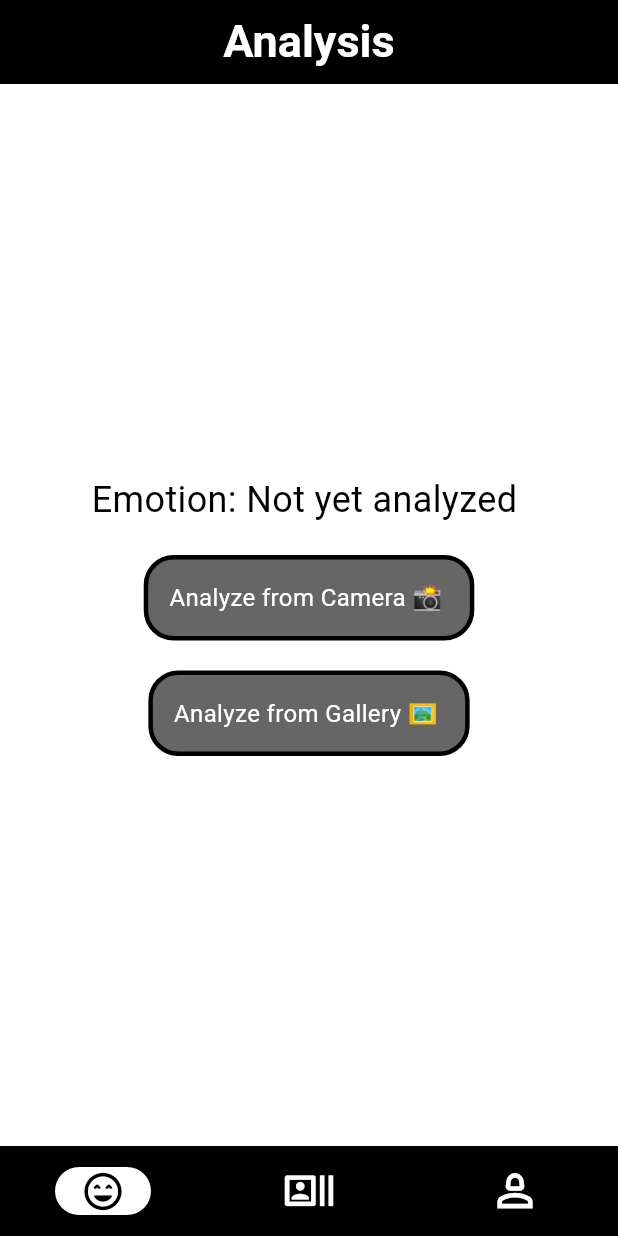
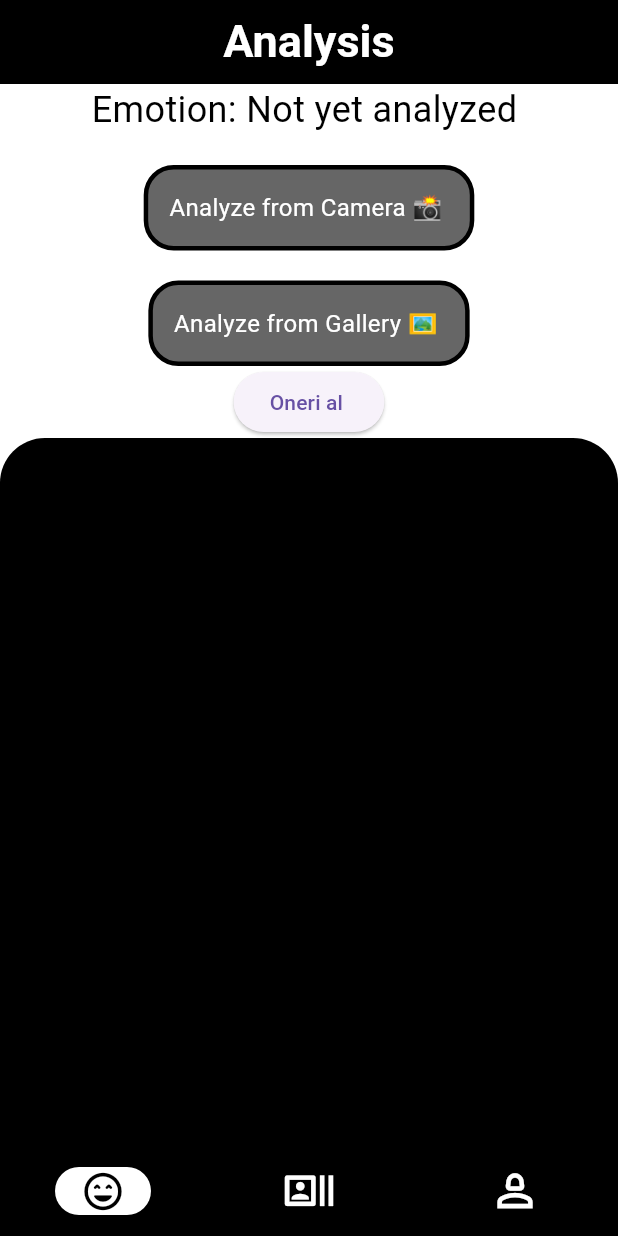
Before and after one commit to AzatD3V/feel-sense, a Flutter app: the NavBar screen opened directly, on a phone screen of 412 x 824 dp. Run offline on Flutter 3.47's test engine with Material 3 defaults, Android fonts, the phone set to English and light mode, and no system bars; our stand-ins replace animated_text_kit, bloc, camera, cloud_firestore, equatable, firebase_auth and 7 more; missing offline and left inert: font_awesome_icon_class, tflite_flutter; accounts and stored records are empty; Roboto replaces fonts that are missing (Sarina).

Commit message:
update ai response and content

```diff
--- a/lib/image_processing.dart
+++ b/lib/image_processing.dart
@@ -12,8 +12,7 @@ class ImageProcessor {
     final pickedFile = await picker.pickImage(source: source);
 
     if (pickedFile == null) {
-      throw ScaffoldMessenger.of(context)
-          .showSnackBar(SnackBar(content: Text('Image note selected')));
+      throw Exception('Image note selected');
     }
 
     File imageFile = File(pickedFile.path);
@@ -26,7 +25,7 @@ class ImageProcessor {
     }
 
     // 64x64 boyutuna yeniden boyutlandır
-    img.Image resized = img.copyResize(image, width: 64, height: 64);
+    img.Image resized = img.copyResize(image, width: 48, height: 48);
 
     // Gri tonlamaya çevir
     img.Image grayscale = img.grayscale(resized);
--- a/lib/main.dart
+++ b/lib/main.dart
@@ -25,6 +25,7 @@ class MyApp extends StatefulWidget {
 }
 
 class _MyAppState extends State<MyApp> {
+  final GlobalKey<NavigatorState> navigatorKey = GlobalKey<NavigatorState>();
   @override
   Widget build(BuildContext context) {
     return MultiBlocProvider(
@@ -34,7 +35,9 @@ class _MyAppState extends State<MyApp> {
           BlocProvider(create: (context) => DBBlock(DBServices())),
         ],
         child: MaterialApp(
-            debugShowCheckedModeBanner: false, home: IntroScreen() // NavBar(),
+            navigatorKey: navigatorKey,
+            debugShowCheckedModeBanner: false,
+            home: NavBar() // IntroScreen()
             ));
   }
 }
--- a/lib/screens/home_screen.dart
+++ b/lib/screens/home_screen.dart
@@ -1,3 +1,4 @@
+import 'package:animated_text_kit/animated_text_kit.dart';
 import 'package:flutter/material.dart';
 import 'package:image_picker/image_picker.dart';
 import 'package:xxx/services/together_ai_services.dart';
@@ -35,7 +36,6 @@ class HomePageState extends State<HomePage> {
   void analyzeImage(ImageSource source) async {
     setState(() {
       isLoading = true;
-      aiResponse = "";
     });
 
     try {
@@ -46,11 +46,8 @@ class HomePageState extends State<HomePage> {
       });
 
       // AI'ya duygu analizi sonucunu gönder
-      String prompt =
-          "A person is feeling $emotion. Make a suggestion that will help him/her.";
-      String response = await aiService.getAIResponse(prompt);
+
       setState(() {
-        aiResponse = response;
         isLoading = false;
       });
     } catch (e) {
@@ -59,6 +56,20 @@ class HomePageState extends State<HomePage> {
         isLoading = false;
       });
     }
+  }
+
+  Future<String> getResponse() async {
+    try {
+      String prompt =
+          "Kullanici $detectedEmotion hissediyor ona yardimci olacak onerini yap lutfen.";
+      String response = await aiService.getAIResponse(prompt);
+      setState(() {
+        aiResponse = response;
+      });
+    } catch (e) {
+      detectedEmotion = "Error: ${e.toString()}";
+    }
+    return '';
   }
 
   @override
@@ -80,24 +91,6 @@ class HomePageState extends State<HomePage> {
                           Text("Emotion: $detectedEmotion",
                               style:
                                   TextStyle(fontSize: 24, color: Colors.black)),
-                          if (aiResponse.isNotEmpty)
-                            Padding(
-                              padding: EdgeInsets.all(16.0),
-                              child: Container(
-                                padding: EdgeInsets.all(12),
-                                height: 300,
-                                decoration: BoxDecoration(
-                                    borderRadius: BorderRadius.circular(30),
-                                    color: Colors.black.withValues(alpha: 0.5)),
-                                child: ListView(
-                                  children: [
-                                    Text("AI Suggest: $aiResponse",
-                                        style: TextStyle(
-                                            fontSize: 18, color: Colors.white)),
-                                  ],
-                                ),
-                              ),
-                            ),
                         ],
                       ),
                 SizedBox(height: 20),
@@ -132,6 +125,34 @@ class HomePageState extends State<HomePage> {
                     ),
                   ),
                 ),
+                ElevatedButton(
+                    onPressed: () {
+                      getResponse();
+                    },
+                    child: Text("Oneri al ")),
+                Expanded(
+                  child: Container(
+                    padding: EdgeInsets.all(12),
+                    decoration: BoxDecoration(
+                        borderRadius: BorderRadius.only(
+                            topLeft: Radius.circular(30),
+                            topRight: Radius.circular(30)),
+                        color: Colors.black),
+                    child: ListView(
+                      children: [
+                        if (aiResponse.isNotEmpty)
+                          AnimatedTextKit(
+                            animatedTexts: [
+                              TyperAnimatedText(aiResponse,
+                                  textStyle: TextStyle(
+                                      fontSize: 18, color: Colors.white))
+                            ],
+                            repeatForever: false,
+                          ),
+                      ],
+                    ),
+                  ),
+                ),
               ],
             ),
           ),
--- a/lib/screens/intro_screen.dart
+++ b/lib/screens/intro_screen.dart
@@ -17,7 +17,6 @@ class _IntroScreenState extends State<IntroScreen> {
   CameraDescription? _camera;
   ResolutionPreset? _resolutionPreset;
 
-  List<PageViewModel> pages = [];
   @override
   Widget build(BuildContext context) {
     return Scaffold(
--- a/pubspec.yaml
+++ b/pubspec.yaml
@@ -54,6 +54,7 @@ dependencies:
   permission_handler: ^11.4.0
   cloud_firestore: ^5.6.5
   sqflite: ^2.4.2
+  animated_text_kit: ^4.2.3
 
 
 dev_dependencies:
```
Also changed, not shown: lib/model/user_model.dart (+16 -0 lines), lib/services/db_services.dart (+19 -0 lines), lib/services/together_ai_services.dart (+22 -3 lines), 4 other files.
